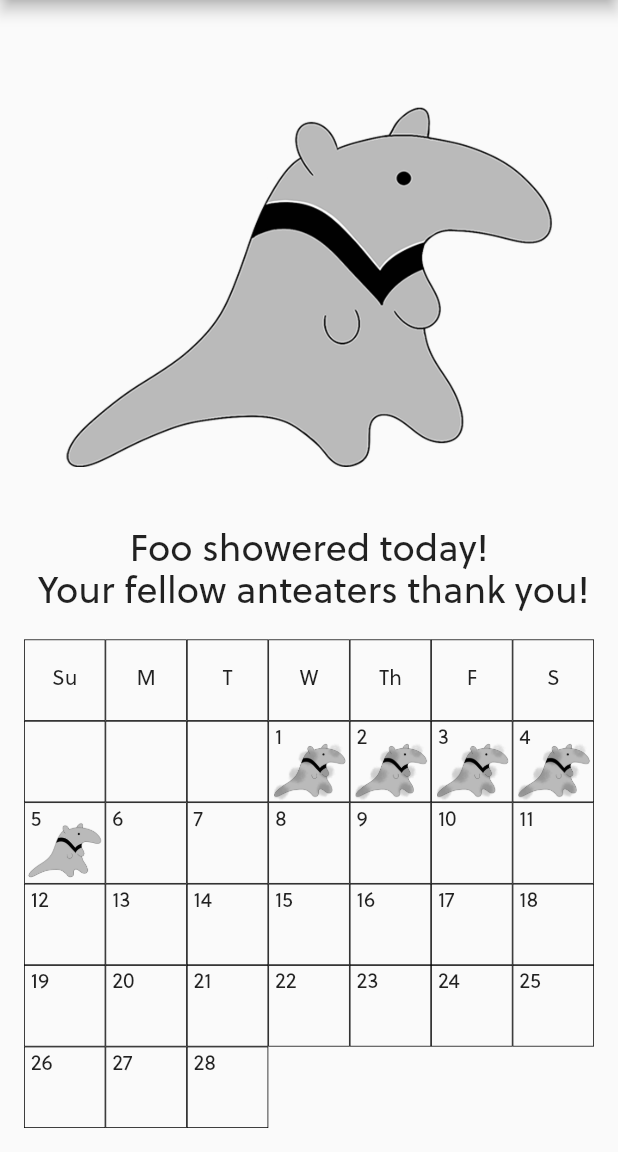
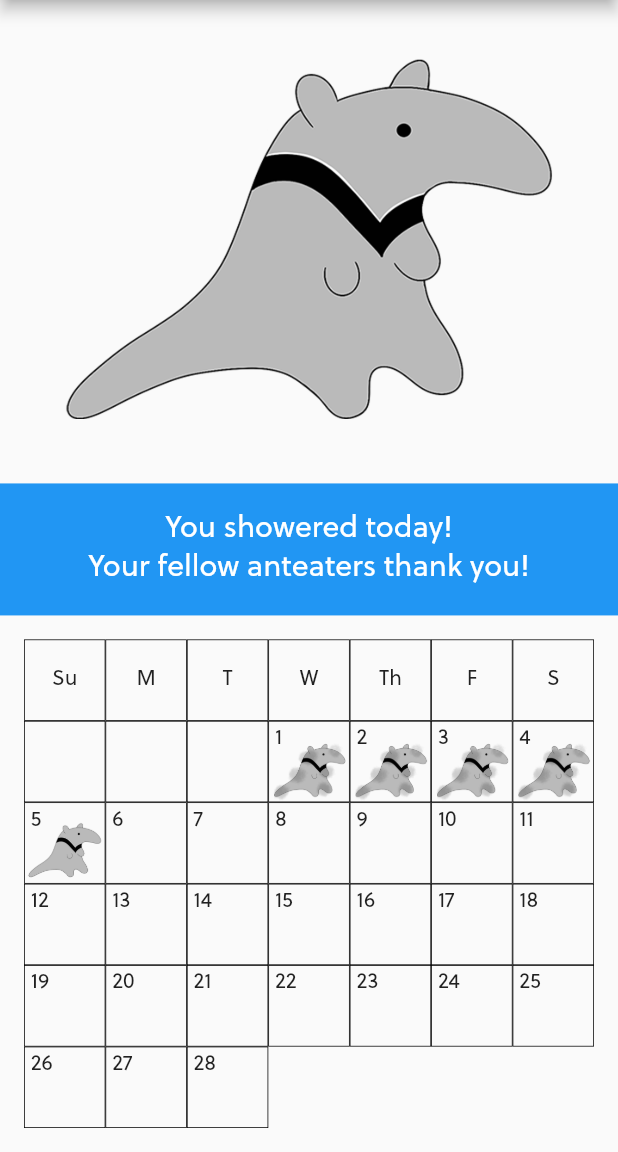
Before and after one commit to sharonm6/zotShowers, a Flutter app: the screen it shows after launch, scrolled down 212 dp, after a tap on "Yes", on a phone screen of 412 x 824 dp, the part 84-1236 px from its top. Run offline on Flutter 3.47's test engine with Material 2 defaults, Android fonts, the phone set to English and light mode, and no system bars; our stand-ins replace equatable, flutter_bloc, go_router.

Commit message:
Reformat showering prompt

```diff
--- a/lib/showering_prompt.dart
+++ b/lib/showering_prompt.dart
@@ -9,42 +9,57 @@ class ShoweringPrompt extends StatelessWidget {
 
   const ShoweringPrompt({Key? key, required this.data}) : super(key: key);
 
-  @override
-  Widget build(BuildContext context) {
+  Widget buildContent(BuildContext context) {
     if (data.didShowerToday()) {
-      return Text(
-        "Foo showered today! \n Your fellow anteaters thank you!",
-        style: TextStyle(fontSize: 25),
+      return Column(
+        children: const [
+          Text(
+            "You showered today!",
+            style: TextStyle(fontSize: 20, color: Colors.white),
             textAlign: TextAlign.center,
+          ),
+          SizedBox(height: 4),
+          Text(
+            "Your fellow anteaters thank you!",
+            style: TextStyle(fontSize: 20, color: Colors.white),
+            textAlign: TextAlign.center,
+          ),
+        ],
       );
     }
-    return Container(
-      color: Colors.blue,
-      padding: EdgeInsets.symmetric(vertical: 20),
-      child: Column(
+
+    return Column(
       mainAxisAlignment: MainAxisAlignment.center,
       children: [
-          Text(
+        const Text(
           'Have you showered today?',
           style: TextStyle(
             fontSize: 16,
             color: Colors.white,
           ),
         ),
-          SizedBox(height: 16),
+        const SizedBox(height: 16),
         ElevatedButton(
           style: ElevatedButton.styleFrom(
-              backgroundColor: Color(0xffffbf00),
+            backgroundColor: const Color(0xffffbf00),
             foregroundColor: Colors.black,
-              padding: EdgeInsets.symmetric(horizontal: 24, vertical: 16),
+            padding: const EdgeInsets.symmetric(horizontal: 24, vertical: 16),
           ),
           onPressed: () {
             context.read<UserDataCubit>().setDidShowerToday();
           },
-            child: Text("Yes"),
+          child: const Text("Yes"),
         ),
       ],
-      ),
+    );
+  }
+
+  @override
+  Widget build(BuildContext context) {
+    return Container(
+      color: Colors.blue,
+      padding: const EdgeInsets.symmetric(vertical: 20),
+      child: buildContent(context),
     );
   }
 }
```
Lines whose indentation alone changed are shown as unchanged.
